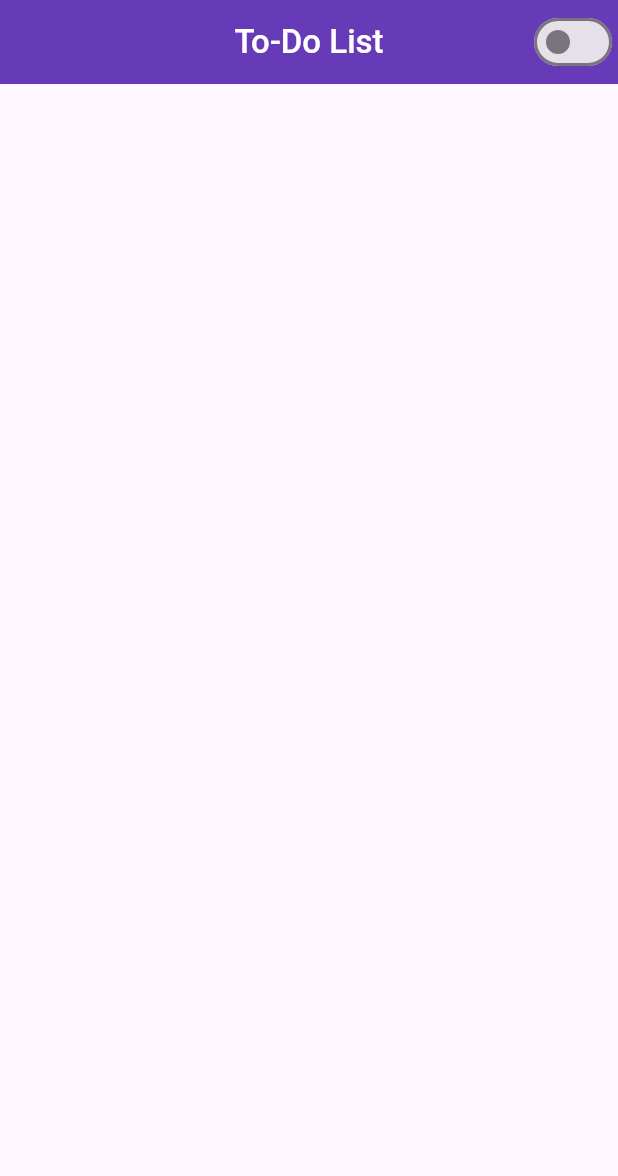
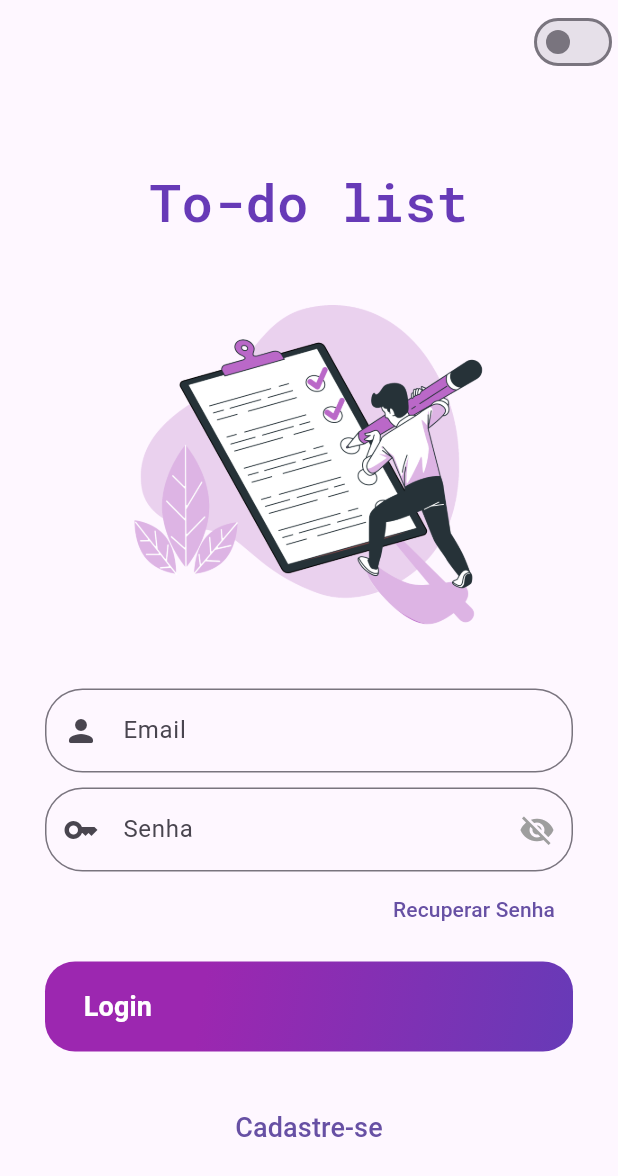
Before and after one commit to vmc13/todo-list-app, a Flutter app: the screen it shows after launch, on a phone screen of 412 x 824 dp. Shown: the top 1176 px of the screen. Run offline on Flutter 3.47's test engine with Material 2 defaults, Android fonts, the phone set to English and light mode, and no system bars; our stand-ins replace firebase_auth, firebase_core; accounts and stored records are empty.

Commit message:
login page implementation

```diff
--- /dev/null
+++ b/lib/home/login_page.dart
@@ -0,0 +1,213 @@
+import 'package:firebase_auth/firebase_auth.dart';
+import 'package:flutter/material.dart';
+import 'package:firebase_core/firebase_core.dart';
+import 'package:todo_list_2023/home/home_page.dart';
+
+class Login extends StatefulWidget {
+  const Login({super.key});
+
+  @override
+  State<Login> createState() => _LoginState();
+}
+
+class _LoginState extends State<Login> {
+  final _emailController = TextEditingController();
+  final _senhaController = TextEditingController();
+
+  bool _showPassword = false;
+
+  @override
+  void initState() {
+    super.initState();
+    Firebase.initializeApp();
+    FirebaseAuth.instance.authStateChanges().listen((User? user) {
+      if (user == null) {
+        // ignore: avoid_print
+        print('User is currently signed out!');
+      } else {
+        // ignore: avoid_print
+        print('User is signed in!');
+      }
+    });
+  }
+
+  @override
+  Widget build(BuildContext context) {
+    return Scaffold(
+      appBar: AppBar(
+        actions: const [
+          CustomSwitcher(),
+        ],
+      ),
+      body: Container(
+        alignment: Alignment.center,
+        child: SingleChildScrollView(
+          padding: const EdgeInsets.all(30.0),
+          child: Column(
+            children: [
+              const SizedBox(
+                child: Text(
+                  'To-do list',
+                  style: TextStyle(
+                    fontFamily: 'RobotoMono',
+                    fontSize: 35,
+                    fontWeight: FontWeight.w600,
+                    color: Colors.deepPurple,
+                  ),
+                  textAlign: TextAlign.center,
+                ),
+              ),
+              SizedBox(
+                height: 300,
+                child: Image.asset('assets/images/login_page_image.png'),
+              ),
+              TextField(
+                controller: _emailController,
+                autofocus: false,
+                keyboardType: TextInputType.emailAddress,
+                decoration: InputDecoration(
+                    border: OutlineInputBorder(
+                        borderRadius: BorderRadius.circular(25)),
+                    prefixIcon: const Icon(Icons.person_rounded),
+                    labelText: 'Email',
+                    hintText: "Digite E-mail"),
+              ),
+              const SizedBox(height: 10.0),
+              TextField(
+                controller: _senhaController,
+                obscureText: _showPassword == false ? true : false,
+                autofocus: false,
+                keyboardType: TextInputType.emailAddress,
+                decoration: InputDecoration(
+                  border: OutlineInputBorder(
+                      borderRadius: BorderRadius.circular(25)),
+                  prefixIcon: const Icon(Icons.key),
+                  labelText: 'Senha',
+                  hintText: 'Digite Senha',
+                  suffixIcon: MouseRegion(
+                    cursor: SystemMouseCursors.click,
+                    child: GestureDetector(
+                      child: Icon(
+                        _showPassword == false
+                            ? Icons.visibility_off
+                            : Icons.visibility,
+                        color: Colors.grey,
+                      ),
+                      onTap: () {
+                        setState(() {
+                          _showPassword = !_showPassword;
+                        });
+                      },
+                    ),
+                  ),
+                ),
+              ),
+              const SizedBox(height: 5),
+
+              Container(
+                height: 40,
+                alignment: Alignment.centerRight,
+                child: TextButton(
+                    child: const Text(
+                      "Recuperar Senha",
+                    ),
+                    onPressed: () {}),
+              ),
+
+              const SizedBox(height: 15),
+
+              // TESTE
+              Container(
+                height: 60,
+                alignment: Alignment.centerLeft,
+                decoration: const BoxDecoration(
+                    gradient: LinearGradient(
+                      begin: Alignment.topLeft,
+                      end: Alignment.bottomRight,
+                      stops: [0.3, 1],
+                      colors: [
+                        Colors.purple,
+                        Colors.deepPurple,
+                      ],
+                    ),
+                    borderRadius: BorderRadius.all(
+                      Radius.circular(20),
+                    )),
+                child: SizedBox.expand(
+                  child: TextButton(
+                    child: const Row(
+                      mainAxisAlignment: MainAxisAlignment.spaceBetween,
+                      children: <Widget>[
+                        Text(
+                          "   Login",
+                          style: TextStyle(
+                            fontWeight: FontWeight.w600,
+                            color: Colors.white,
+                            fontSize: 18,
+                          ),
+                          textAlign: TextAlign.left,
+                        ),
+                      ],
+                    ),
+                    onPressed: () => {login()},
+                  ),
+                ),
+              ),
+
+              const SizedBox(height: 30),
+
+              SizedBox(
+                  height: 40,
+                  child: TextButton(
+                    child: const Text(
+                      "Cadastre-se",
+                      textAlign: TextAlign.center,
+                      style: TextStyle(fontSize: 18),
+                    ),
+                    onPressed: () {
+                      // Navigator.push(
+                      //   context,
+                      //   MaterialPageRoute(
+                      //       builder: (context) => const Cadastro()));
+                    },
+                  ))
+              // TESTE
+            ],
+          ),
+        ),
+      ),
+    );
+  }
+
+  login() async {
+    try {
+      UserCredential userCredential =
+          await FirebaseAuth.instance.signInWithEmailAndPassword(
+        email: _emailController.text,
+        password: _senhaController.text,
+      );
+      // ignore: unnecessary_null_comparison
+      if (userCredential != null) {
+        // ignore: use_build_context_synchronously
+        Navigator.push(
+            context, MaterialPageRoute(builder: (context) => const HomePage()));
+      }
+    } on FirebaseAuthException catch (e) {
+      if (e.code == 'user-not-found') {
+        ScaffoldMessenger.of(context).showSnackBar(
+          const SnackBar(
+            content: Text("Usuário nao encontrado"),
+            backgroundColor: Colors.redAccent,
+          ),
+        );
+      } else if (e.code == 'wrong password') {
+        ScaffoldMessenger.of(context).showSnackBar(
+          const SnackBar(
+            content: Text("Sua senha está errada"),
+            backgroundColor: Colors.redAccent,
+          ),
+        );
+      }
+    }
+  }
+}
--- a/lib/widget/app_widget.dart
+++ b/lib/widget/app_widget.dart
@@ -1,6 +1,6 @@
 import 'package:flutter/material.dart';
 import 'package:todo_list_2023/controller/switch_thememode_controller.dart';
-import 'package:todo_list_2023/home/home_page.dart';
+import 'package:todo_list_2023/home/login_page.dart';
 
 class AppWidget extends StatelessWidget {
   const AppWidget({super.key});
@@ -18,7 +18,7 @@ class AppWidget extends StatelessWidget {
                 : Brightness.light,
           ),
           debugShowCheckedModeBanner: false,
-          home: const HomePage(),
+          home: const Login(),
         );
       },
     );
```
Also changed, not shown: pubspec.yaml (+10 -28 lines), assets/fonts/RobotoMono-Bold.ttf (added), assets/fonts/RobotoMono-BoldItalic.ttf (added), assets/fonts/RobotoMono-ExtraLight.ttf (added), assets/fonts/RobotoMono-ExtraLightItalic.ttf (added), assets/fonts/RobotoMono-Italic.ttf (added), assets/fonts/RobotoMono-Light.ttf (added), assets/fonts/RobotoMono-LightItalic.ttf (added), assets/fonts/RobotoMono-Medium.ttf (added), assets/fonts/RobotoMono-MediumItalic.ttf (added), assets/fonts/RobotoMono-Regular.ttf (added), assets/fonts/RobotoMono-SemiBold.ttf (added), assets/fonts/RobotoMono-SemiBoldItalic.ttf (added), assets/fonts/RobotoMono-Thin.ttf (added), 3 more files.
